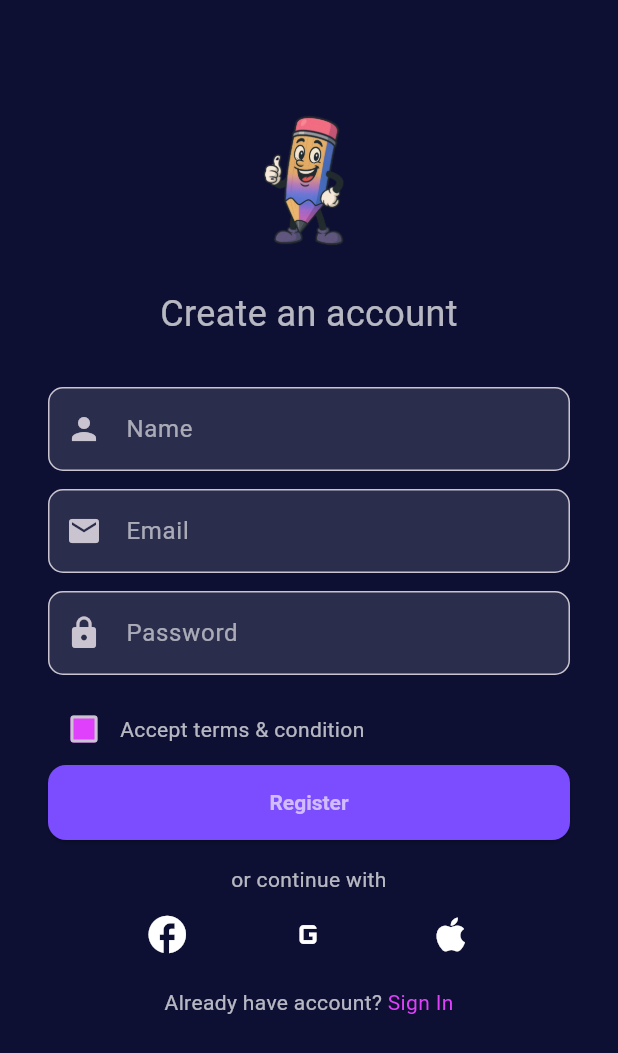
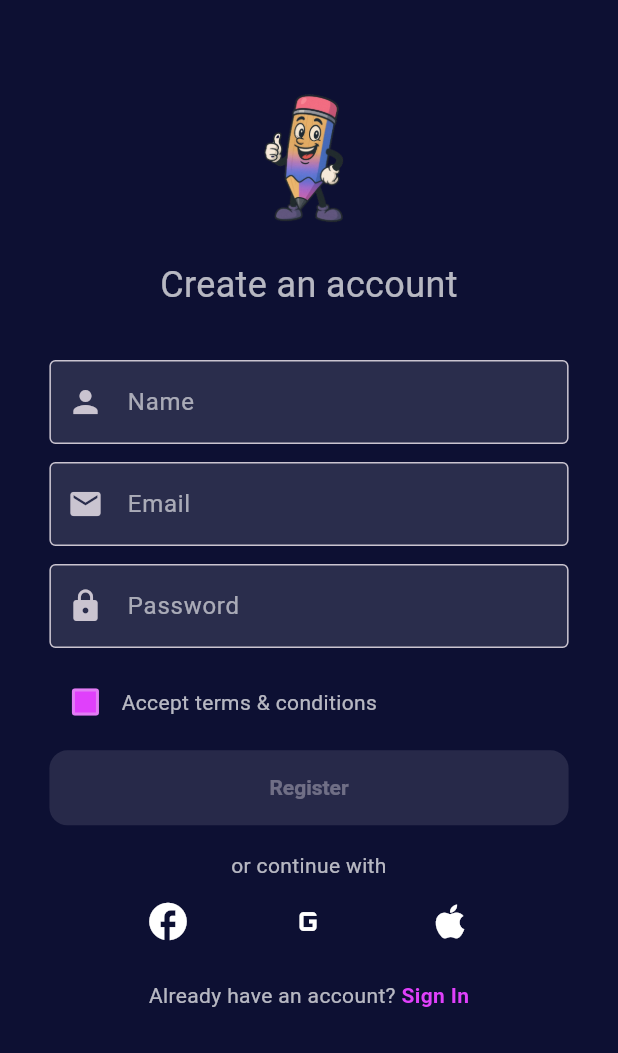
Before and after one commit to theyashyadavvv/quizitt, a Flutter app: the SignupPage screen opened directly, on a phone screen of 412 x 824 dp. Shown: the top 1053 px of the screen. Run offline on Flutter 3.47's test engine with Material 3 defaults, Android fonts, the light colour scheme and no system bars; our stand-ins replace easy_localization, file_picker, image_picker; missing offline and left inert: gif_view.

Commit message:
Sing Up Screen Fixed and added QnA Screen code

```diff
--- a/lib/features/auth/presentation/pages/signup_page.dart
+++ b/lib/features/auth/presentation/pages/signup_page.dart
@@ -1,41 +1,149 @@
 import 'package:flutter/material.dart';
-import '../widgets/auth_input_field.dart';
+import 'login_page.dart'; // Replace with your actual LoginPage path
 
-class SignupPage extends StatelessWidget {
+class SignupPage extends StatefulWidget {
   const SignupPage({super.key});
 
   @override
+  State<SignupPage> createState() => _SignupPageState();
+}
+
+class _SignupPageState extends State<SignupPage> {
+  final _formKey = GlobalKey<FormState>();
+  final TextEditingController _nameCtrl = TextEditingController();
+  final TextEditingController _emailCtrl = TextEditingController();
+  final TextEditingController _passwordCtrl = TextEditingController();
+
+  bool isTermsAccepted = false;
+  bool allFieldsValid = false;
+
+  void _checkFormValidation() {
+    final isValid = _nameCtrl.text.trim().isNotEmpty &&
+        RegExp(r'^[\w\.-]+@[\w\.-]+\.\w+$').hasMatch(_emailCtrl.text.trim()) &&
+        _passwordCtrl.text.trim().length >= 6;
+
+    setState(() {
+      allFieldsValid = isValid;
+      if (!isValid) isTermsAccepted = false; // reset if fields are invalid
+    });
+  }
+
+  @override
+  void dispose() {
+    _nameCtrl.dispose();
+    _emailCtrl.dispose();
+    _passwordCtrl.dispose();
+    super.dispose();
+  }
+
+  @override
   Widget build(BuildContext context) {
+    final screenHeight = MediaQuery.of(context).size.height;
+    final screenWidth = MediaQuery.of(context).size.width;
+
     return Scaffold(
-      body: Padding(
-        padding: const EdgeInsets.all(32.0),
-        child: ListView(
+      body: SafeArea(
+        child: SingleChildScrollView(
+          padding: EdgeInsets.symmetric(
+            horizontal: screenWidth * 0.08,
+            vertical: screenHeight * 0.03,
+          ),
+          child: Form(
+            key: _formKey,
+            child: Column(
               children: [
-            const SizedBox(height: 40),
-            Center(child: Image.asset('assets/images/quizitt_mascot.png', height: 100)),
-            const SizedBox(height: 20),
-            const Text("Create an account", style: TextStyle(fontSize: 24), textAlign: TextAlign.center),
-            const SizedBox(height: 32),
-            const AuthInputField(hint: "Name", icon: Icons.person),
+                SizedBox(height: screenHeight * 0.04),
+                Center(
+                  child: Image.asset(
+                    'assets/images/quizitt_mascot.png',
+                    height: screenHeight * 0.12,
+                  ),
+                ),
+                SizedBox(height: screenHeight * 0.02),
+                const Text(
+                  "Create an account",
+                  style: TextStyle(fontSize: 24),
+                  textAlign: TextAlign.center,
+                ),
+                SizedBox(height: screenHeight * 0.04),
+
+                // Name Field
+                TextFormField(
+                  controller: _nameCtrl,
+                  decoration: const InputDecoration(
+                    hintText: "Name",
+                    prefixIcon: Icon(Icons.person),
+                    border: OutlineInputBorder(),
+                  ),
+                  onChanged: (_) => _checkFormValidation(),
+                ),
                 const SizedBox(height: 12),
-            const AuthInputField(hint: "Email", icon: Icons.email),
+
+                // Email Field
+                TextFormField(
+                  controller: _emailCtrl,
+                  decoration: const InputDecoration(
+                    hintText: "Email",
+                    prefixIcon: Icon(Icons.email),
+                    border: OutlineInputBorder(),
+                  ),
+                  keyboardType: TextInputType.emailAddress,
+                  onChanged: (_) => _checkFormValidation(),
+                ),
                 const SizedBox(height: 12),
-            const AuthInputField(hint: "Password", icon: Icons.lock, isPassword: true),
+
+                // Password Field
+                TextFormField(
+                  controller: _passwordCtrl,
+                  obscureText: true,
+                  decoration: const InputDecoration(
+                    hintText: "Password",
+                    prefixIcon: Icon(Icons.lock),
+                    border: OutlineInputBorder(),
+                  ),
+                  onChanged: (_) => _checkFormValidation(),
+                ),
                 const SizedBox(height: 12),
+
+                // Checkbox only active if fields are valid
                 Row(
                   children: [
-                Checkbox(value: false, onChanged: (_) {}),
-                const Expanded(child: Text("Accept terms & condition")),
+                    Checkbox(
+                      value: isTermsAccepted,
+                      onChanged: allFieldsValid
+                          ? (val) => setState(() => isTermsAccepted = val!)
+                          : null,
+                    ),
+                    const Expanded(child: Text("Accept terms & conditions")),
                   ],
                 ),
-            ElevatedButton(
-              onPressed: () {},
-              style: ElevatedButton.styleFrom(minimumSize: const Size(double.infinity, 50)),
+                SizedBox(height: screenHeight * 0.01),
+
+                // Register Button
+                SizedBox(
+                  width: double.infinity,
+                  height: 50,
+                  child: ElevatedButton(
+                    onPressed: allFieldsValid && isTermsAccepted
+                        ? () {
+                      ScaffoldMessenger.of(context).showSnackBar(
+                        const SnackBar(content: Text('Registration Successful')),
+                      );
+                      Future.delayed(const Duration(milliseconds: 500), () {
+                        Navigator.pushReplacement(
+                          context,
+                          MaterialPageRoute(builder: (context) => const LoginPage()),
+                        );
+                      });
+                    }
+                        : null,
                     child: const Text("Register"),
                   ),
-            const SizedBox(height: 16),
+                ),
+
+                SizedBox(height: screenHeight * 0.02),
                 const Text("or continue with", textAlign: TextAlign.center),
-            const SizedBox(height: 12),
+                SizedBox(height: screenHeight * 0.015),
                 Row(
                   mainAxisAlignment: MainAxisAlignment.spaceEvenly,
                   children: const [
@@ -44,18 +152,27 @@ class SignupPage extends StatelessWidget {
                     Icon(Icons.apple, size: 30),
                   ],
                 ),
-            const SizedBox(height: 20),
+                SizedBox(height: screenHeight * 0.03),
+
                 Row(
                   mainAxisAlignment: MainAxisAlignment.center,
                   children: [
-                const Text("Already have account? "),
+                    const Text("Already have an account? "),
                     GestureDetector(
                       onTap: () => Navigator.pop(context),
-                  child: const Text("Sign In", style: TextStyle(color: Colors.purpleAccent)),
-                )
+                      child: const Text(
+                        "Sign In",
+                        style: TextStyle(
+                          color: Colors.purpleAccent,
+                          fontWeight: FontWeight.bold,
+                        ),
+                      ),
+                    ),
                   ],
-            )
+                ),
               ],
+            ),
+          ),
         ),
       ),
     );
--- a/lib/features/home/pages/home_page.dart
+++ b/lib/features/home/pages/home_page.dart
@@ -1,5 +1,5 @@
 import 'tabs/generate_tab.dart';
-import 'tabs/login_tab.dart';
+import 'tabs/HomeTab.dart';
 import 'tabs/material_tab.dart';
 import 'tabs/Profile/profile_tab.dart';
 import 'tabs/quizzybot_tab.dart';
@@ -17,7 +17,7 @@ class _HomePageState extends State<HomePage> {
   int _selectedIndex = 0;
 
   final List<Widget> _pages = [
-    const LoginTab(),
+    HomeTab(),
     GenerateQuizScreen(),
     const MaterialTab(),
     const ShopTab(),
--- a/lib/main.dart
+++ b/lib/main.dart
@@ -1,3 +1,4 @@
+import 'package:ecommerce/features/home/pages/tabs/HomeTab.dart';
 import 'package:flutter/material.dart';
 import 'core/theme.dart';
 import 'features/auth/presentation/pages/onboarding_page.dart';
```
Also changed, not shown: lib/features/home/pages/QuizScreen.dart (added, +238 -0 lines), lib/features/home/pages/ResultScreen.dart (added, +48 -0 lines), lib/features/home/pages/tabs/HomeTab.dart (added, +46 -0 lines), lib/features/home/pages/tabs/login_tab.dart (deleted, +0 -15 lines). Lines whose indentation alone changed are shown as unchanged.
